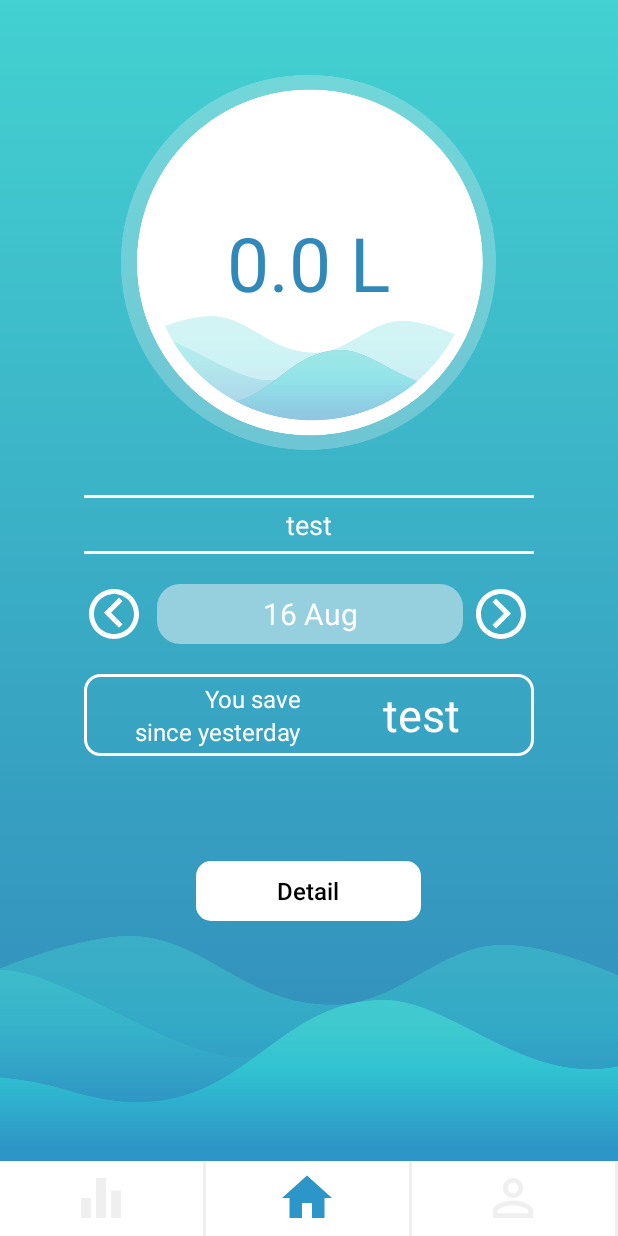
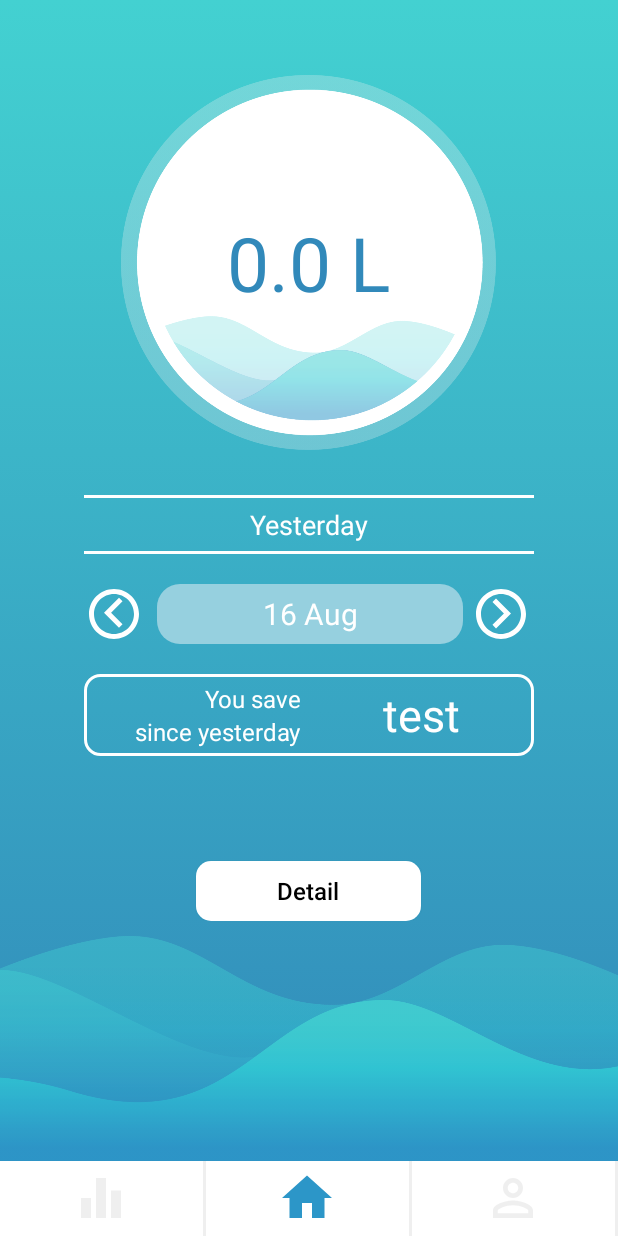
Before and after one commit to jaballogian/Wasav, an Android app: the screen it shows after launch once a user with an empty profile is signed in (ActivityMain), after a tap on an icon or button, on a phone screen of 412 x 824 dp. Run offline under Robolectric (Android 15) with nearby library versions, the phone set to English and light mode, and no system bars; our stand-ins replace Firebase (no records; nobody signed in at launch, a user with empty details on screens opened directly); libraries missing offline, so code that uses them is left out: lecho.lib.hellocharts, me.anwarshahriar.calligrapher; plain views replace LineChartView; 14 statements that could not run were skipped.

Commit message:
set status day in activity main is finished

```diff
--- a/app/src/main/java/com/example/wasav/ActivityMain.java
+++ b/app/src/main/java/com/example/wasav/ActivityMain.java
@@ -252,6 +252,33 @@ public class ActivityMain extends AppCompatActivity {
         dateTextView.setText(newDay + " " + stringNewMonth);
 
         changeValueOneDay(newDate);
+        changeStatusDay(newDate);
+    }
+
+    private void changeStatusDay(Calendar input){
+
+        int different = dayOfYearFromApp - input.get(Calendar.DAY_OF_YEAR);
+
+        if(different == 0){
+
+            todayTextView.setText("Today");
+        }
+        else if(different == 1){
+
+            todayTextView.setText("Yesterday");
+        }
+        else if(different >= 2){
+
+            todayTextView.setText("Past");
+        }
+        else if(different == -1){
+
+            todayTextView.setText("Tomorrow");
+        }
+        else if(different <= -2){
+
+            todayTextView.setText("Future");
+        }
     }
 
     private void changeValueOneDay(Calendar input){
--- a/app/src/main/res/layout/activity_main.xml
+++ b/app/src/main/res/layout/activity_main.xml
@@ -85,7 +85,7 @@
                     android:layout_width="wrap_content"
                     android:layout_height="wrap_content"
                     android:id="@+id/todayTextViewActivityMain"
-                    android:text="test"
+                    android:text="Today"
                     android:textColor="@color/white"
                     android:textSize="18sp"
                     android:layout_gravity="center_horizontal"
```
